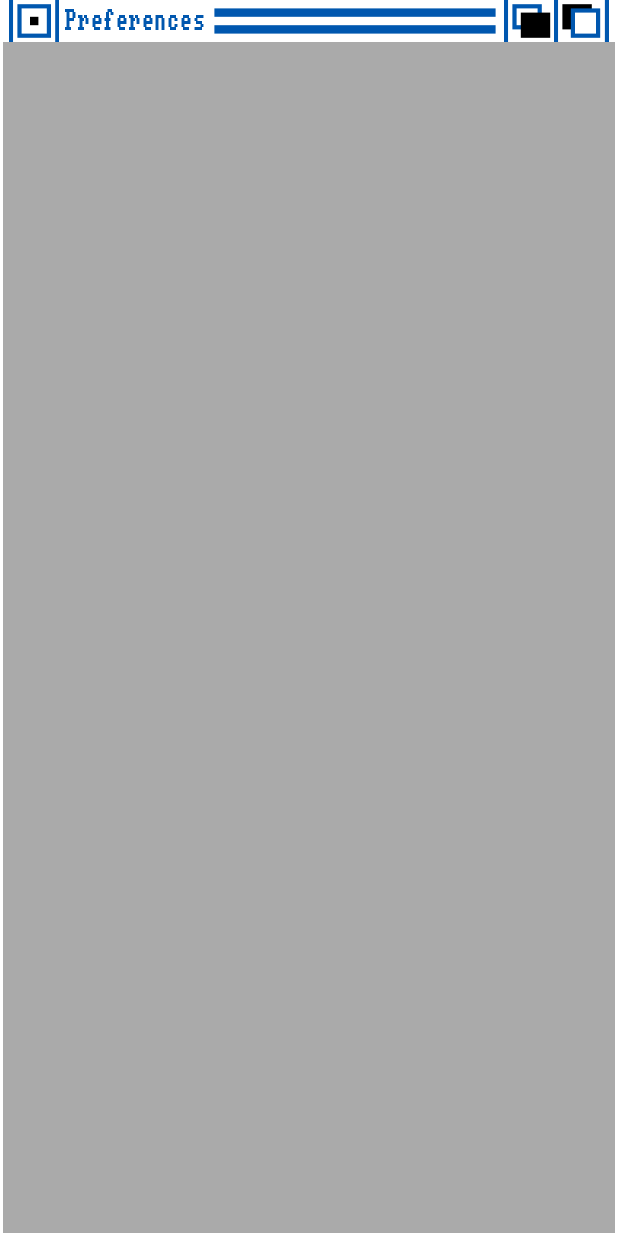
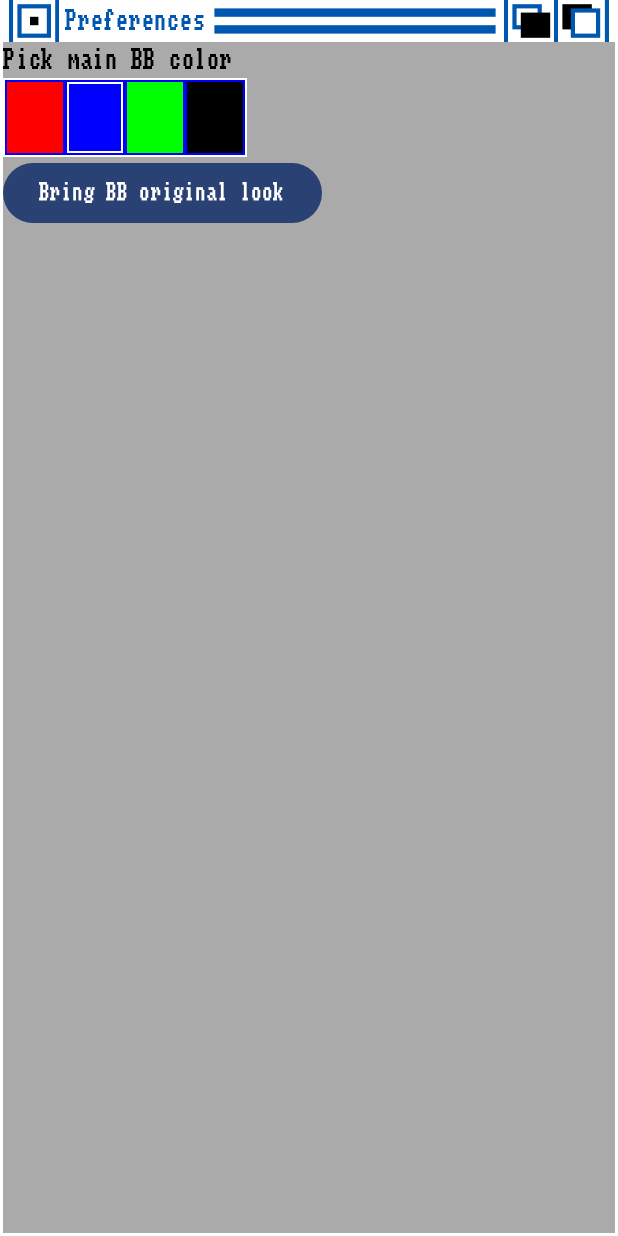
Before and after one commit to RealFictionFactory/demo-yabbd-android, an Android app built with Jetpack Compose: the screen it shows after launch (MainActivity), after a tap on "Preferences", on a phone screen of 412 x 824 dp. Run offline under Robolectric (Android 15) with nearby library versions, the phone set to English and light mode, and no system bars.

Commit message:
begin with preferences screen

```diff
--- a/app/src/main/java/com/rff/boingballdemo/PreferencesScreen.kt
+++ b/app/src/main/java/com/rff/boingballdemo/PreferencesScreen.kt
@@ -8,6 +8,8 @@ import androidx.compose.foundation.layout.fillMaxSize
 import androidx.compose.foundation.layout.padding
 import androidx.compose.foundation.layout.safeDrawing
 import androidx.compose.foundation.layout.windowInsetsPadding
+import androidx.compose.material3.Button
+import androidx.compose.material3.Text
 import androidx.compose.runtime.Composable
 import androidx.compose.ui.Alignment
 import androidx.compose.ui.Modifier
@@ -16,11 +18,17 @@ import androidx.compose.ui.res.stringResource
 import androidx.compose.ui.tooling.preview.Preview
 import androidx.compose.ui.unit.dp
 import com.rff.boingballdemo.component.AmigaToolbar
+import com.rff.boingballdemo.component.ColorPicker
 import com.rff.boingballdemo.ui.theme.BoingBallDemoTheme
 import com.rff.boingballdemo.ui.theme.backgroundColor
 
 /**
  * possible settings to change:
+ * ASAP:
+ * - Boing Ball colors (main [red, blue, green] and alternate [white, other?])
+ * - Draw Boing Ball square frames (true/false)
+ * IN FUTURE:
+ * - Boing Ball segments number
  * - OS 1.3 / 2.0+ - changes toolbar and font
  */
 
@@ -47,7 +55,11 @@ fun PreferencesScreen() {
                     .fillMaxSize()
                     .background(color = backgroundColor)
             ) {
-
+                Text(text = "Pick main BB color")
+                ColorPicker()
+                Button(onClick = {}) {
+                    Text(text = "Bring BB original look")
+                }
             }
         }
     }
--- /dev/null
+++ b/app/src/main/java/com/rff/boingballdemo/component/ColorPicker.kt
@@ -0,0 +1,62 @@
+package com.rff.boingballdemo.component
+
+import androidx.compose.foundation.background
+import androidx.compose.foundation.layout.Box
+import androidx.compose.foundation.layout.Row
+import androidx.compose.foundation.layout.fillMaxSize
+import androidx.compose.foundation.layout.height
+import androidx.compose.foundation.layout.padding
+import androidx.compose.foundation.layout.width
+import androidx.compose.runtime.Composable
+import androidx.compose.ui.Modifier
+import androidx.compose.ui.graphics.Color
+import androidx.compose.ui.tooling.preview.Preview
+import androidx.compose.ui.unit.dp
+import com.rff.boingballdemo.ui.theme.BoingBallDemoTheme
+import com.rff.boingballdemo.ui.theme.blueColor
+import com.rff.boingballdemo.ui.theme.greenColor
+import com.rff.boingballdemo.ui.theme.redColor
+
+@Composable
+fun ColorPicker() {
+    Row(
+        modifier = Modifier
+            .background(color = Color.White)
+            .padding(1.dp)
+    ) {
+        ColorField(color = redColor)
+        ColorField(color = blueColor, isSelected = true)
+        ColorField(color = greenColor)
+        ColorField(color = Color.Black)
+    }
+}
+
+@Composable
+private fun ColorField(
+    color: Color,
+    isSelected: Boolean = false,
+) {
+    Box(
+        modifier = Modifier
+            .width(40.dp)
+            .height(50.dp)
+            .background(color = Color.Blue)
+            .padding(1.dp)
+    ) {
+        Box(
+            modifier = Modifier
+                .fillMaxSize()
+                .background(color = Color.White)
+                .padding(if (isSelected) 1.dp else 0.dp)
+                .background(color = color)
+        )
+    }
+}
+
+@Preview
+@Composable
+private fun ColorPickerPreview() {
+    BoingBallDemoTheme {
+        ColorPicker()
+    }
+}
--- a/app/src/main/java/com/rff/boingballdemo/ui/theme/Type.kt
+++ b/app/src/main/java/com/rff/boingballdemo/ui/theme/Type.kt
@@ -20,21 +20,26 @@ val Typography = Typography(
         fontSize = 16.sp,
         lineHeight = 24.sp,
         letterSpacing = 0.5.sp
-    )
-    /* Other default text styles to override
-    titleLarge = TextStyle(
-        fontFamily = FontFamily.Default,
+    ),
+    bodyMedium = TextStyle(
+        fontFamily = TopazFont,
         fontWeight = FontWeight.Normal,
-        fontSize = 22.sp,
-        lineHeight = 28.sp,
-        letterSpacing = 0.sp
+        fontSize = 14.sp,
+        lineHeight = 20.sp,
+        letterSpacing = 0.3.sp
     ),
-    labelSmall = TextStyle(
-        fontFamily = FontFamily.Default,
-        fontWeight = FontWeight.Medium,
-        fontSize = 11.sp,
+    bodySmall = TextStyle(
+        fontFamily = TopazFont,
+        fontWeight = FontWeight.Normal,
+        fontSize = 12.sp,
         lineHeight = 16.sp,
-        letterSpacing = 0.5.sp
-    )
-    */
+        letterSpacing = 0.1.sp
+    ),
+    labelLarge = TextStyle(
+        fontFamily = TopazFont, // Or any other font you prefer for buttons
+        fontWeight = FontWeight.Medium, // Buttons often use a slightly bolder font
+        fontSize = 14.sp, // Adjust to your design needs
+        lineHeight = 20.sp,
+        letterSpacing = 0.1.sp // Adjust letter spacing as needed
+    ),
 )
```
